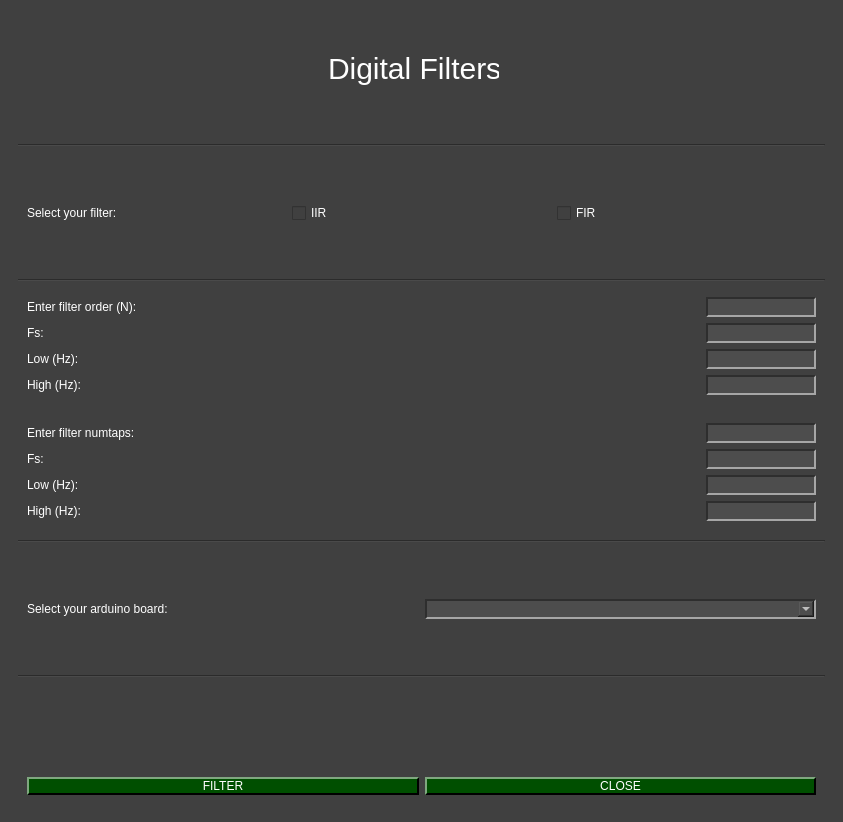
Old version of the form ui/main.ui in the repository viniciusfs14/pydaq.
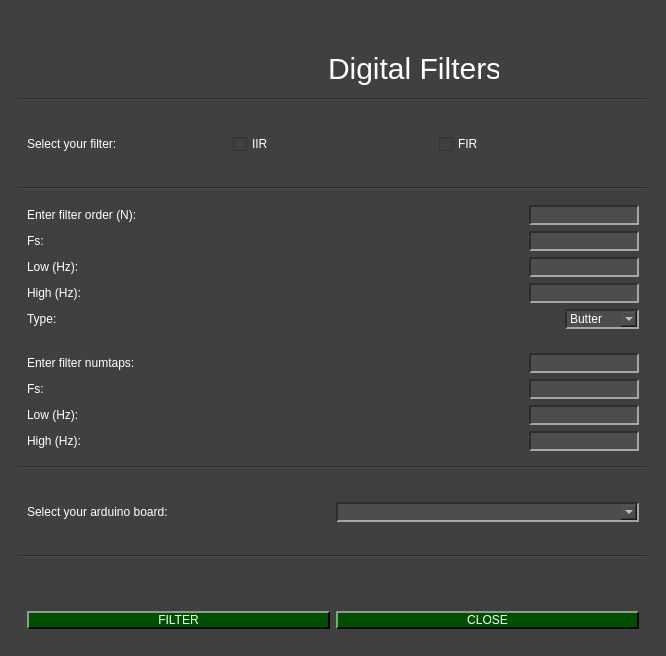
New version of the form. Icons and pictures are not drawn.

```diff
--- a/ui/main.ui
+++ b/ui/main.ui
@@ -6,8 +6,8 @@
    <rect>
     <x>0</x>
     <y>0</y>
-    <width>843</width>
-    <height>822</height>
+    <width>666</width>
+    <height>656</height>
    </rect>
   </property>
   <property name="sizePolicy">
@@ -404,9 +404,6 @@
        <item row="5" column="0">
         <widget class="QWidget" name="iirwidget" native="true">
          <layout class="QGridLayout" name="gridLayout_3">
-          <item row="2" column="1" alignment="Qt::AlignRight">
-           <widget class="QLineEdit" name="lineEdit_2"/>
-          </item>
           <item row="1" column="0">
            <widget class="QLabel" name="label_3">
             <property name="text">
@@ -414,8 +411,15 @@
             </property>
            </widget>
           </item>
+          <item row="3" column="0">
+           <widget class="QLabel" name="label_6">
+            <property name="text">
+             <string>Low (Hz):</string>
+            </property>
+           </widget>
+          </item>
           <item row="1" column="1" alignment="Qt::AlignRight">
-           <widget class="QLineEdit" name="lineEdit"/>
+           <widget class="QLineEdit" name="firOrder"/>
           </item>
           <item row="2" column="0">
            <widget class="QLabel" name="label_5">
@@ -424,12 +428,8 @@
             </property>
            </widget>
           </item>
-          <item row="3" column="0">
-           <widget class="QLabel" name="label_6">
-            <property name="text">
-             <string>Low (Hz):</string>
-            </property>
-           </widget>
+          <item row="3" column="1" alignment="Qt::AlignRight">
+           <widget class="QLineEdit" name="lowfrequency"/>
           </item>
           <item row="4" column="0">
            <widget class="QLabel" name="label_7">
@@ -438,11 +438,32 @@
             </property>
            </widget>
           </item>
-          <item row="3" column="1" alignment="Qt::AlignRight">
-           <widget class="QLineEdit" name="lineEdit_3"/>
-          </item>
           <item row="4" column="1" alignment="Qt::AlignRight">
-           <widget class="QLineEdit" name="lineEdit_4"/>
+           <widget class="QLineEdit" name="highfrequency"/>
+          </item>
+          <item row="2" column="1" alignment="Qt::AlignRight">
+           <widget class="QLineEdit" name="Fs"/>
+          </item>
+          <item row="5" column="0">
+           <widget class="QLabel" name="label_11">
+            <property name="text">
+             <string>Type:</string>
+            </property>
+           </widget>
+          </item>
+          <item row="5" column="1" alignment="Qt::AlignRight">
+           <widget class="QComboBox" name="comboBox_2">
+            <item>
+             <property name="text">
+              <string>Butter</string>
+             </property>
+            </item>
+            <item>
+             <property name="text">
+              <string>Bandstop</string>
+             </property>
+            </item>
+           </widget>
           </item>
          </layout>
         </widget>
```
